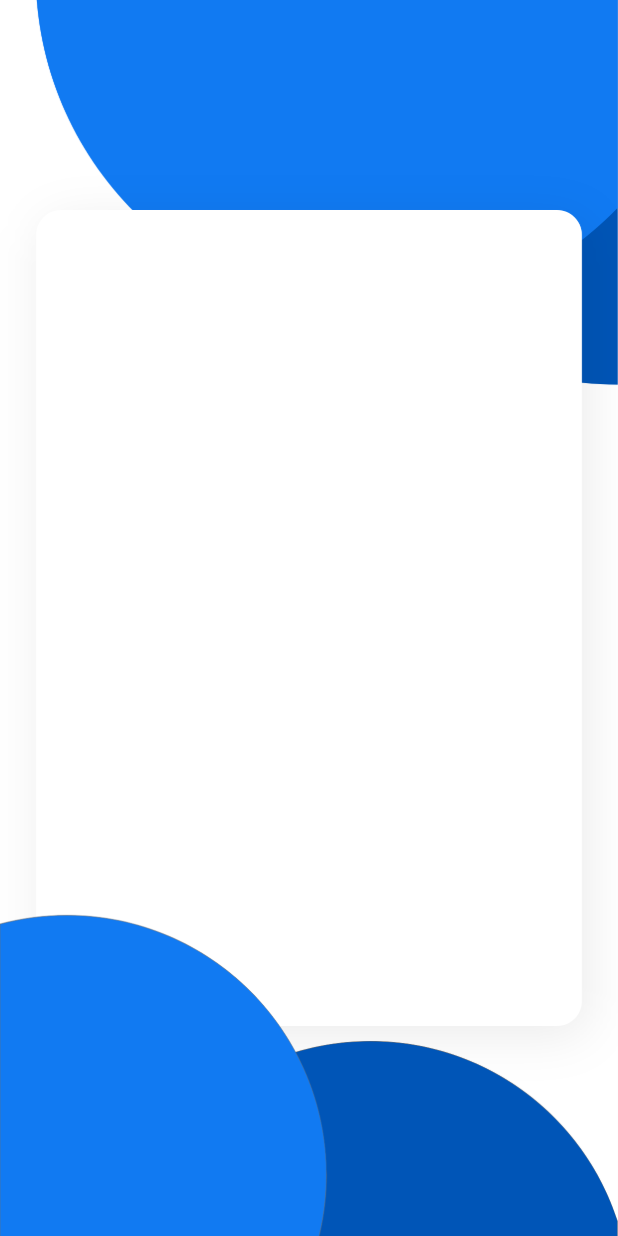
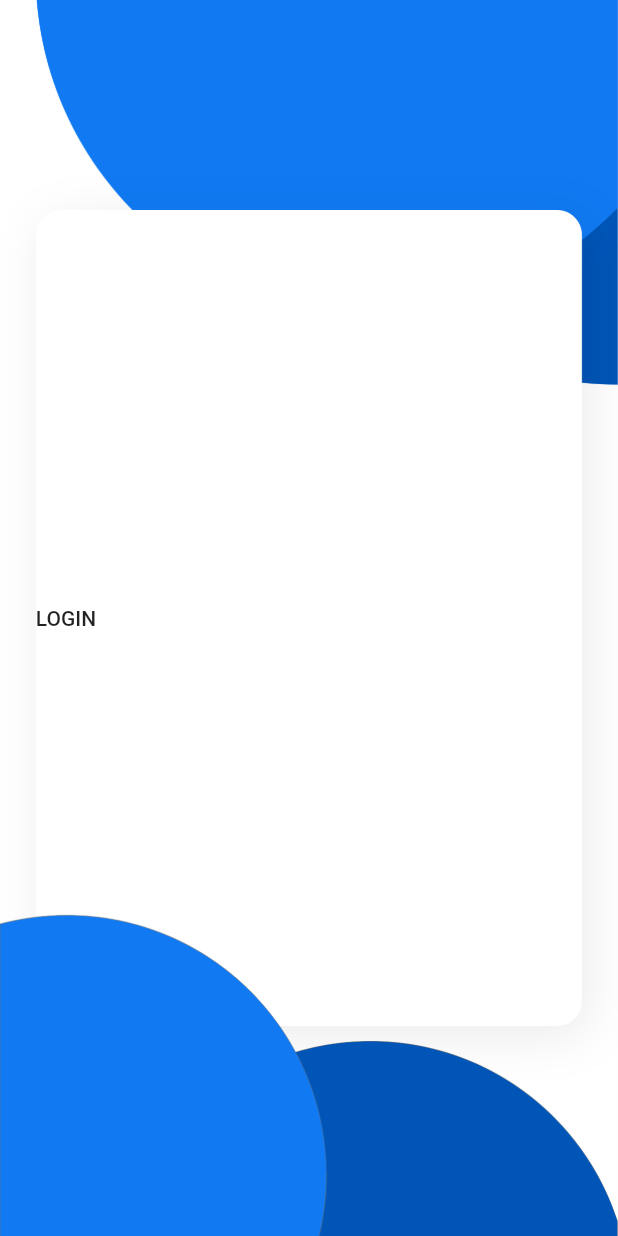
Before and after one commit to BullsEye34/ledger, a Flutter app: the screen it shows after launch, on a phone screen of 412 x 824 dp. Run offline on Flutter 3.47's test engine with Material 2 defaults, Android fonts, the phone set to English and light mode, and no system bars.

Commit message:
Add Column to the app

```diff
--- a/lib/main.dart
+++ b/lib/main.dart
@@ -32,6 +32,20 @@ class _appState extends State<app> {
           fit: BoxFit.cover,
         ),
       ),
+      child: Column(
+        mainAxisAlignment: MainAxisAlignment.center,
+        crossAxisAlignment: CrossAxisAlignment.center,
+        children: [
+          Row(
+            children: [
+              FlatButton(
+                onPressed: () {},
+                child: Text('LOGIN'),
+              ),
+            ],
+          )
+        ],
+      ),
     );
   }
 }
```
